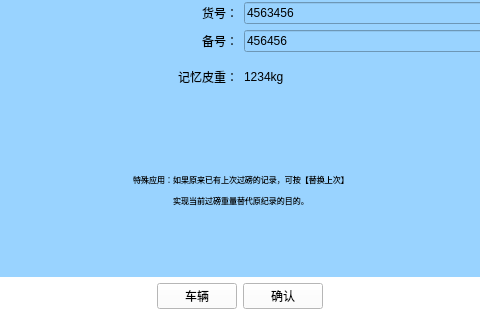
Old version of the form WeighSensor/erciguobang.ui in the repository xsw258x2s5w8/WeightSensor; both pictures show x 98 to 578 and y 168 to 488 of the 678 by 488 pixel window.
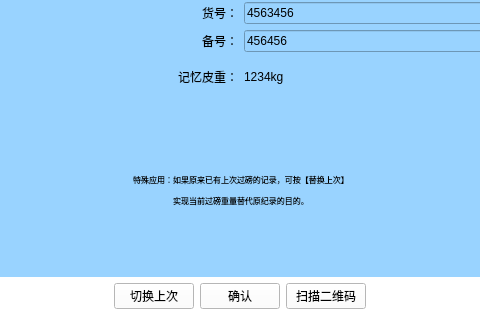
New version of the form. Icons and pictures are not drawn.

Commit message: 20170702001 视频切换的界面做好了，但是还没作跳转的界面

Patch:
```diff
--- a/WeighSensor/erciguobang.ui
+++ b/WeighSensor/erciguobang.ui
@@ -331,20 +331,27 @@
        </property>
       </spacer>
      </item>
+     <item>
+      <widget class="QPushButton" name="pushButton_7">
+       <property name="text">
+        <string>切换上次</string>
+       </property>
+      </widget>
+     </item>
      <item>
       <widget class="QPushButton" name="pushButton_6">
        <property name="text">
-        <string>车辆</string>
-       </property>
-      </widget>
-     </item>
-     <item>
-      <widget class="QPushButton" name="pushButton_5">
-       <property name="text">
         <string>确认</string>
        </property>
       </widget>
      </item>
+     <item>
+      <widget class="QPushButton" name="pushButton_5">
+       <property name="text">
+        <string>扫描二维码</string>
+       </property>
+      </widget>
+     </item>
      <item>
       <spacer name="horizontalSpacer_2">
        <property name="orientation">
```
The commit also changes 6 other files.
